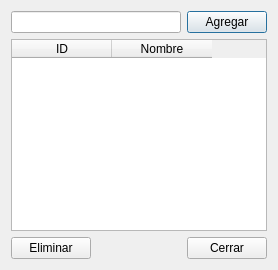
The window that app/ui/clientes.ui (galdotech/app_mateo) describes before a commit, drawn with Qt 5.
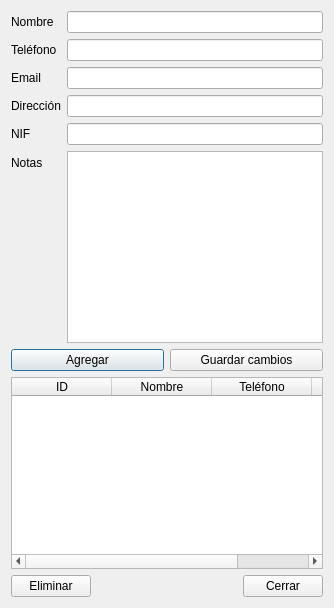
The same window after the commit.

Patch:
```diff
--- a/app/ui/clientes.ui
+++ b/app/ui/clientes.ui
@@ -7,10 +7,71 @@
   </property>
   <layout class="QVBoxLayout" name="verticalLayout">
    <item>
-    <layout class="QHBoxLayout" name="horizontalLayout">
-     <item>
+    <layout class="QFormLayout" name="formLayout">
+     <item row="0" column="0">
+      <widget class="QLabel" name="labelNombre">
+       <property name="text">
+        <string>Nombre</string>
+       </property>
+      </widget>
+     </item>
+     <item row="0" column="1">
       <widget class="QLineEdit" name="lineEditNombre"/>
      </item>
+     <item row="1" column="0">
+      <widget class="QLabel" name="labelTelefono">
+       <property name="text">
+        <string>Teléfono</string>
+       </property>
+      </widget>
+     </item>
+     <item row="1" column="1">
+      <widget class="QLineEdit" name="lineEditTelefono"/>
+     </item>
+     <item row="2" column="0">
+      <widget class="QLabel" name="labelEmail">
+       <property name="text">
+        <string>Email</string>
+       </property>
+      </widget>
+     </item>
+     <item row="2" column="1">
+      <widget class="QLineEdit" name="lineEditEmail"/>
+     </item>
+     <item row="3" column="0">
+      <widget class="QLabel" name="labelDireccion">
+       <property name="text">
+        <string>Dirección</string>
+       </property>
+      </widget>
+     </item>
+     <item row="3" column="1">
+      <widget class="QLineEdit" name="lineEditDireccion"/>
+     </item>
+     <item row="4" column="0">
+      <widget class="QLabel" name="labelNif">
+       <property name="text">
+        <string>NIF</string>
+       </property>
+      </widget>
+     </item>
+     <item row="4" column="1">
+      <widget class="QLineEdit" name="lineEditNif"/>
+     </item>
+     <item row="5" column="0">
+      <widget class="QLabel" name="labelNotas">
+       <property name="text">
+        <string>Notas</string>
+       </property>
+      </widget>
+     </item>
+     <item row="5" column="1">
+      <widget class="QPlainTextEdit" name="plainTextEditNotas"/>
+     </item>
+    </layout>
+   </item>
+   <item>
+    <layout class="QHBoxLayout" name="horizontalLayoutBtns">
      <item>
       <widget class="QPushButton" name="btnAgregar">
        <property name="text">
@@ -18,12 +79,19 @@
        </property>
       </widget>
      </item>
+     <item>
+      <widget class="QPushButton" name="btnGuardar">
+       <property name="text">
+        <string>Guardar cambios</string>
+       </property>
+      </widget>
+     </item>
     </layout>
    </item>
    <item>
     <widget class="QTableWidget" name="tableClientes">
      <property name="columnCount">
-      <number>2</number>
+      <number>4</number>
      </property>
      <property name="selectionBehavior">
       <enum>QAbstractItemView::SelectRows</enum>
@@ -41,6 +109,16 @@
        <string>Nombre</string>
       </property>
      </column>
+     <column>
+      <property name="text">
+       <string>Teléfono</string>
+      </property>
+     </column>
+     <column>
+      <property name="text">
+       <string>Email</string>
+      </property>
+     </column>
     </widget>
    </item>
    <item>
```
Left out of the diff: 1 changed line with no effect on the pictures.
